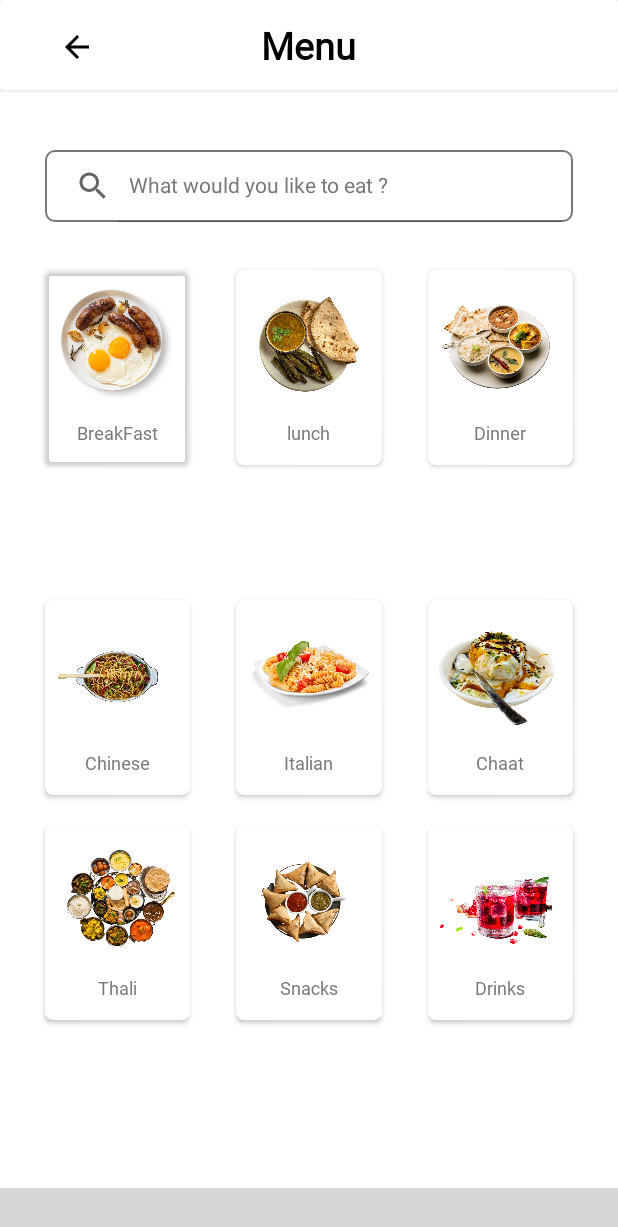
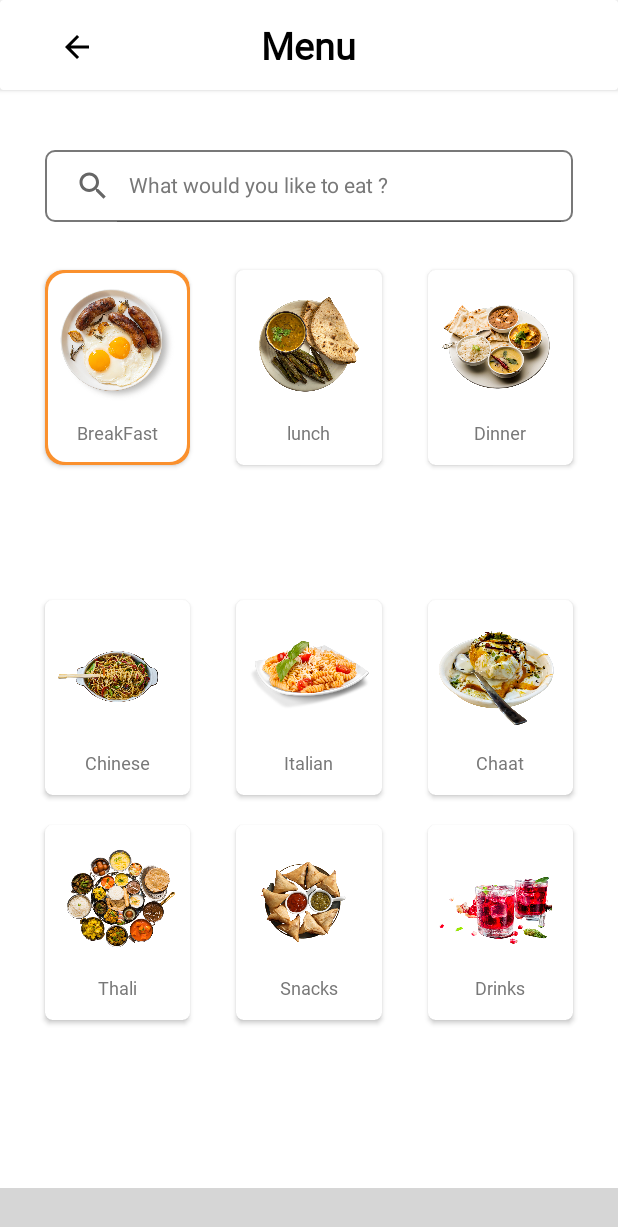
Before and after one commit to rockyhappy/CanteenApp, an Android app: the screen it shows after launch (DashBoard), after a tap on "View all >", on a phone screen of 412 x 824 dp. Shown: the top 1227 px of the screen. Run offline under Robolectric (Android 15) with nearby library versions, the phone set to English and light mode, and no system bars; libraries missing offline, so code that uses them is left out: com.etebarian.meowbottomnavigation; plain views replace MeowBottomNavigation; pictures from the network do not load; 17 statements that could not run were skipped; 1 other tap on this screen came first; grey boxes are pictures that could not be loaded.

Commit message:
Menu Layout: Item Selected Change applied to one

```diff
--- a/app/src/main/java/com/example/myapplication/fragments/Dishes_Category.kt
+++ b/app/src/main/java/com/example/myapplication/fragments/Dishes_Category.kt
@@ -23,8 +23,8 @@ class Dishes_Category : Fragment() {
 
         val lunch1= view.findViewById<CardView>(R.id.cardView1)
 
-        val newOutlineColor = ContextCompat.getColor(requireContext(), R.drawable.round_corner)
-        lunch1.background.setTint(newOutlineColor)
+        //val newOutlineColor = ContextCompat.getColor(requireContext(), R.drawable.round_corner)
+        lunch1.setBackgroundResource(R.drawable.primary_color_layout)
         lunch1.setOnClickListener {
             val bundle = Bundle()
             bundle.putString("key2","LUNCH")
--- a/app/src/main/res/layout/fragment_dishes__category.xml
+++ b/app/src/main/res/layout/fragment_dishes__category.xml
@@ -92,7 +92,6 @@
         android:layout_width="0dp"
         android:layout_height="130dp"
         android:layout_marginTop="180dp"
-        android:backgroundTint="@color/white"
         android:elevation="4dp"
         app:cardCornerRadius="5dp"
         android:layout_marginStart="30dp"
```
